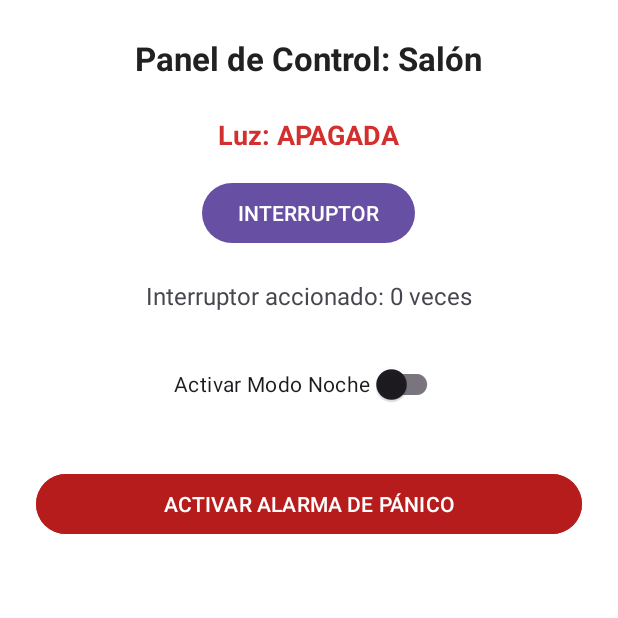
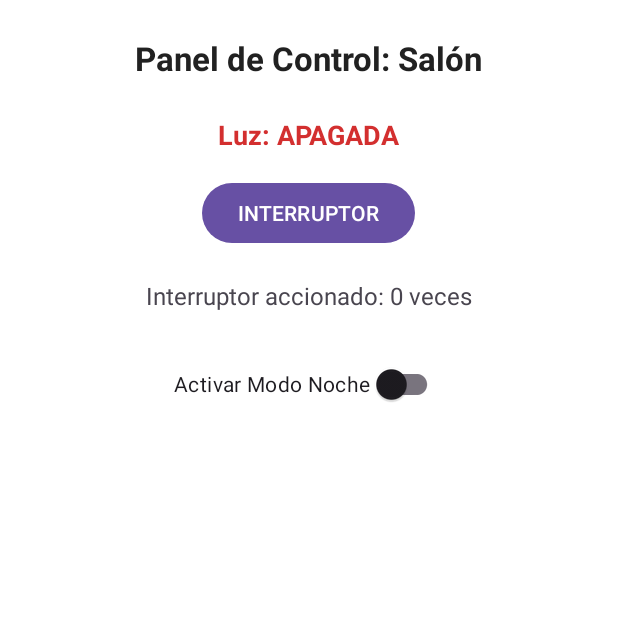
Before and after one commit to Joseba19/SmartHome-Light, an Android app: the screen it shows after launch (MainActivity), on a phone screen of 412 x 824 dp, the top half of it. Run offline under Robolectric (Android 15) with nearby library versions, the phone set to English and light mode, and no system bars.

Commit message:
Revert "fast: boton de panico de emergencia"
This reverts commit 9db906fe387d4a8f5e5e1c2b1b0d6acb41499d17.

```diff
--- a/app/src/main/java/com/example/smarthomelight/MainActivity.java
+++ b/app/src/main/java/com/example/smarthomelight/MainActivity.java
@@ -5,7 +5,6 @@ import android.view.View;
 import android.widget.Button;
 import android.widget.LinearLayout;
 import android.widget.TextView;
-import android.widget.Toast;
 import androidx.appcompat.app.AppCompatActivity;
 import androidx.core.content.ContextCompat;
 
@@ -27,7 +26,6 @@ public class MainActivity extends AppCompatActivity {
     private TextView tvTitulo;
 
     // TODO RAMA feature/boton-panico: Declarar referencia a btnPanico
-    private Button btnPanico;
 
     @Override
     protected void onCreate(Bundle savedInstanceState) {
@@ -78,12 +76,5 @@ public class MainActivity extends AppCompatActivity {
         });
 
         // TODO RAMA feature/boton-panico: Configurar listener del botón de pánico
-        btnPanico = findViewById(R.id.btnPanico);
-        btnPanico.setOnClickListener(new View.OnClickListener() {
-            @Override
-            public void onClick(View v) {
-                Toast.makeText(MainActivity.this, R.string.toast_alerta_panico, Toast.LENGTH_LONG).show();
-            }
-        });
     }
 }
--- a/app/src/main/res/layout/activity_main.xml
+++ b/app/src/main/res/layout/activity_main.xml
@@ -65,13 +65,5 @@
         Insertar aquí un Button rojo con id 'btnPanico' para
         disparar una alerta crítica que posteriormente será revertida con git revert.
     -->
-    <Button
-        android:id="@+id/btnPanico"
-        android:layout_width="match_parent"
-        android:layout_height="wrap_content"
-        android:layout_marginTop="32dp"
-        android:text="@string/btn_panico_text"
-        android:backgroundTint="@color/alerta_panico"
-        android:textColor="#FFFFFF" />
 
 </LinearLayout>
--- a/app/src/main/res/values/strings.xml
+++ b/app/src/main/res/values/strings.xml
@@ -5,7 +5,5 @@
     <string name="estado_luz_encendida">Luz: ENCENDIDA</string>
     <string name="btn_interruptor">INTERRUPTOR</string>
     <string name="texto_contador">Interruptor accionado: %1$d veces</string>
-    <string name="switch_modo_noche">Activar Modo Noche</string>ç
-    <string name="btn_panico_text">ACTIVAR ALARMA DE PÁNICO</string>
-    <string name="toast_alerta_panico">¡¡ALARMA ENVIADA A LA CENTRAL DE EMERGENCIAS!!</string>
+    <string name="switch_modo_noche">Activar Modo Noche</string>
 </resources>
```
